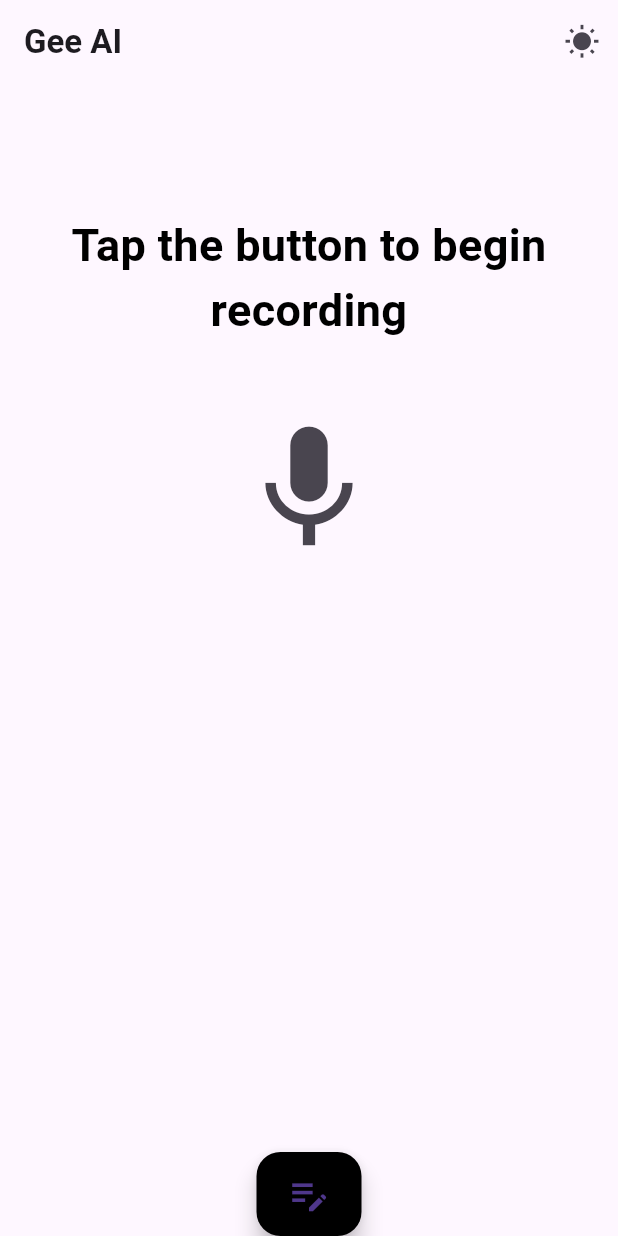
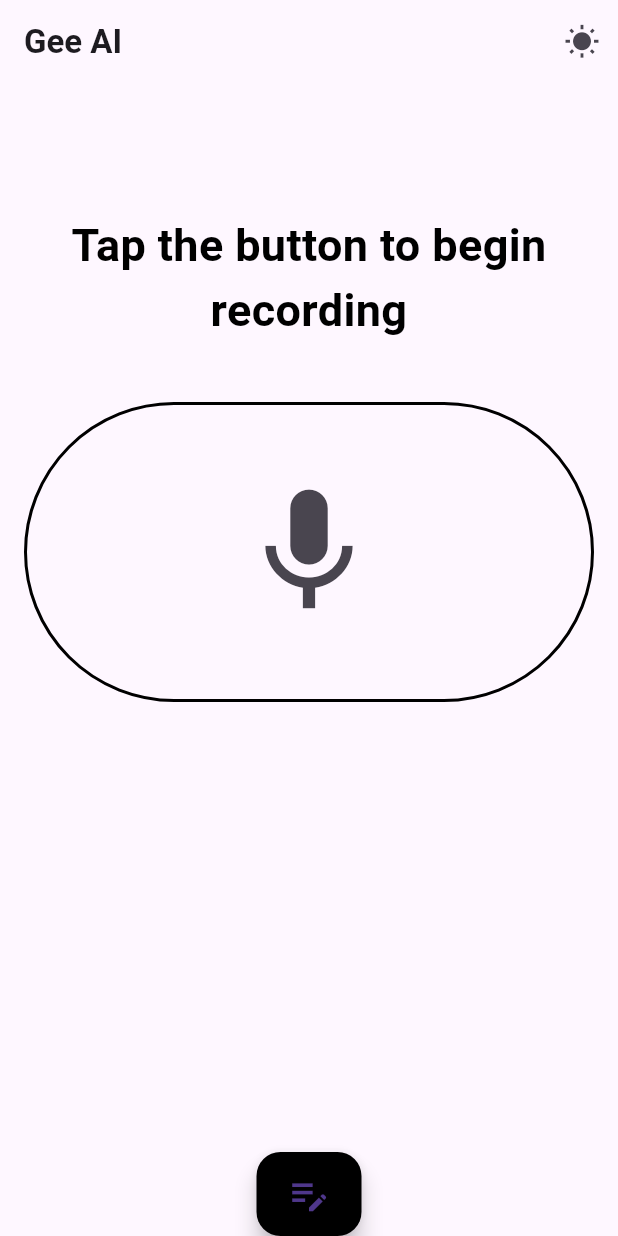
Before and after one commit to Shalom-Nankam/gee, a Flutter app: the screen it shows after launch, on a phone screen of 412 x 824 dp. Run offline on Flutter 3.47's test engine with Material 2 defaults, Android fonts, the phone set to English and light mode, and no system bars; our stand-ins replace flutter_native_splash, speech_to_text.

Commit message:
Modified the home view to use the record speech button

```diff
--- a/lib/views/home_view.dart
+++ b/lib/views/home_view.dart
@@ -1,6 +1,7 @@
 import 'package:flutter/material.dart';
 import 'package:gee/controllers/home_controller.dart';
 import 'package:gee/views/statelessview.dart';
+import 'package:gee/widgets/record_speech_button.dart';
 
 class HomeView extends StatelessView<HomeScreen, HomeController> {
   const HomeView(HomeController state, {Key? key}) : super(state, key: key);
@@ -36,14 +37,11 @@ class HomeView extends StatelessView<HomeScreen, HomeController> {
                 height: 40,
               ),
               SizedBox(
-                height: 100,
+                height: 200,
                 width: double.infinity,
-                child: IconButton(
-                    onPressed: () {},
-                    icon: const Icon(
-                      Icons.mic,
-                      size: 100,
-                    )),
+                child: controller.isRecordingSpeech
+                    ? const RecordSpeechButton(toRecord: false)
+                    : const RecordSpeechButton(toRecord: true),
               )
             ],
           ),
```
